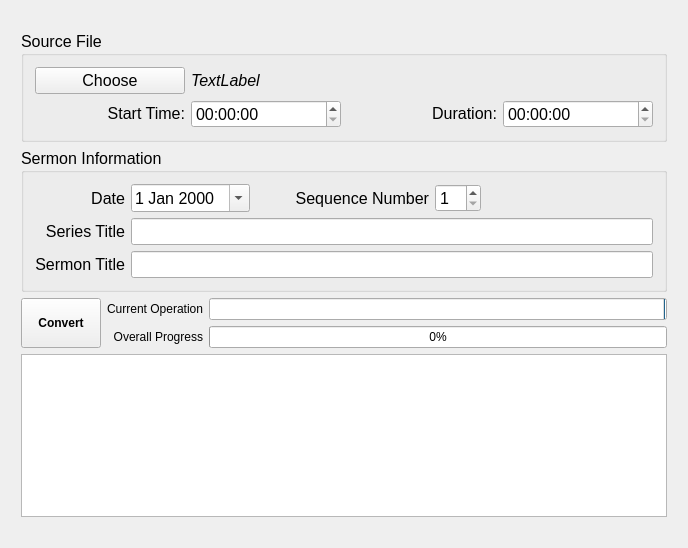
Before: the Qt Designer form sermonconvert/qt/MainWindow.ui in tedcarnahan/sermonconvert, drawn with Qt 5.
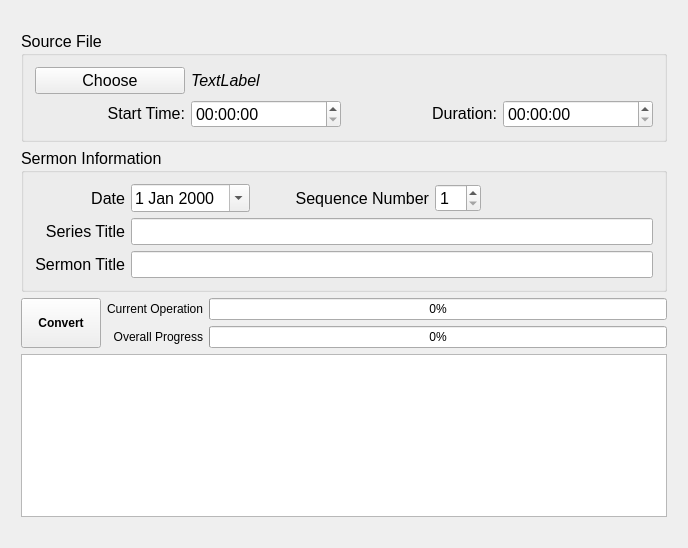
After: the same form once the commit is applied.

Commit message: Connect the progress bars

```diff
--- a/sermonconvert/qt/MainWindow.ui
+++ b/sermonconvert/qt/MainWindow.ui
@@ -334,7 +334,7 @@
            <number>0</number>
           </property>
           <property name="invertedAppearance">
-           <bool>true</bool>
+           <bool>false</bool>
           </property>
          </widget>
         </item>
```
The commit also changes 1 other file.
